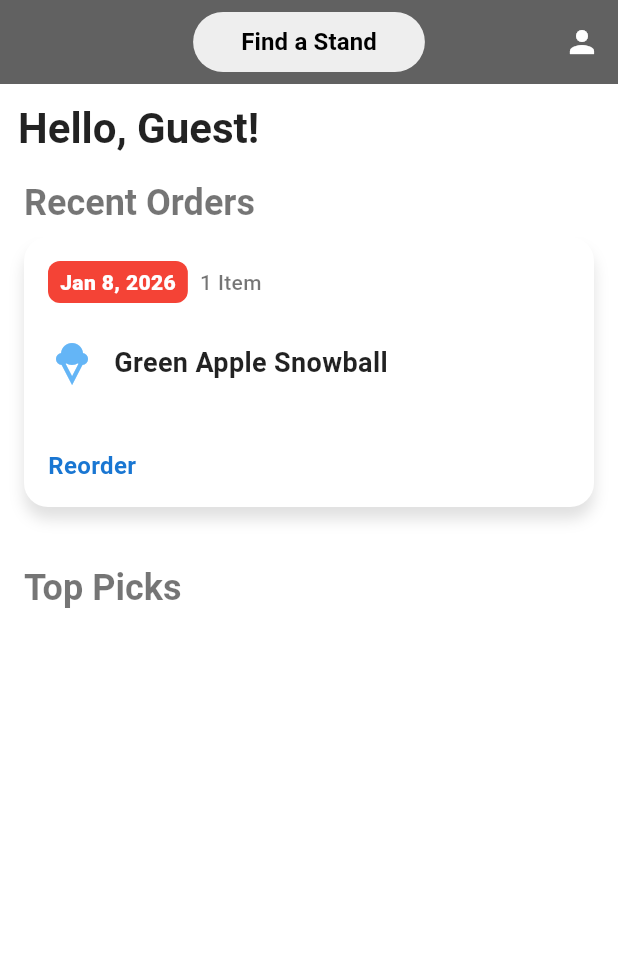
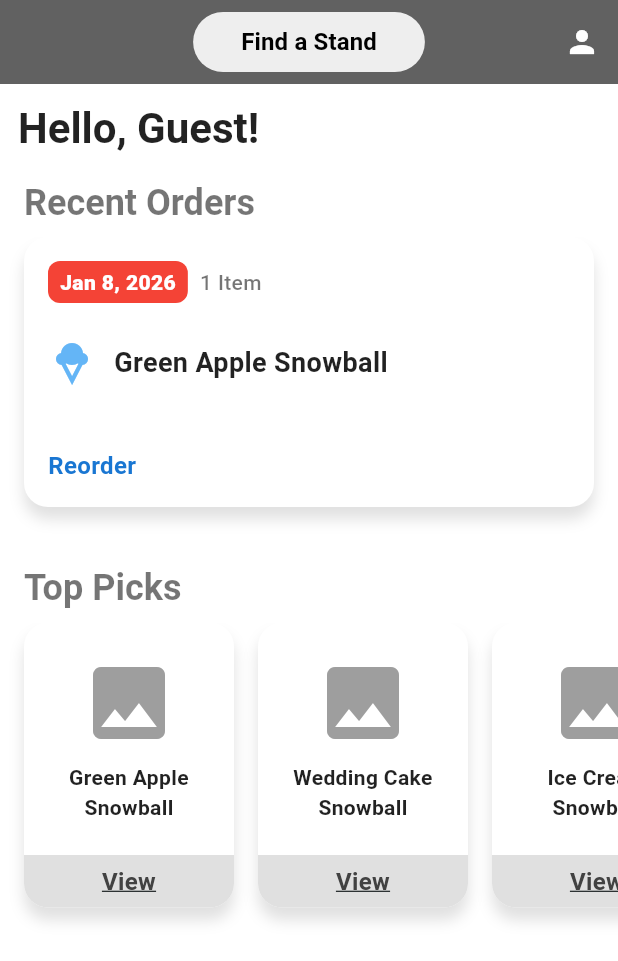
Before and after one commit to Dustin-Branch/GeauxSnow, a Flutter app: the screen it shows after launch, on a phone screen of 412 x 824 dp. Shown: the top 961 px of the screen. Run offline on Flutter 3.47's test engine with Material 3 defaults, Android fonts, the phone set to English and light mode, and no system bars; accounts and stored records are empty.

Commit message:
feat: add top picks UI (#6)
Co-authored-by: dbranch <dbranch@envoc.com>

```diff
--- a/lib/home/home.dart
+++ b/lib/home/home.dart
@@ -1,9 +1,12 @@
 import 'package:flutter/material.dart';
 import 'package:geaux_snow/models/stand.dart';
 import 'package:geaux_snow/models/user.dart';
+import 'package:geaux_snow/models/product.dart';
 import 'package:provider/provider.dart';
 
 import 'recent_orders.dart';
+import 'top_picks.dart';
+import '../shared/horizontal_list_view.dart';
 
 import '../profile/profile.dart';
 import 'select_stand.dart';
@@ -98,6 +101,7 @@ class _HomePageState extends State<HomePage> {
               ),
             ),
             const RecentOrders(),
+            const TopPicks(),
           ],
         ),
       ),
--- a/lib/home/recent_orders.dart
+++ b/lib/home/recent_orders.dart
@@ -1,6 +1,7 @@
 import 'package:flutter/material.dart';
 import 'package:geaux_snow/home/recent_oder.dart';
 import 'package:geaux_snow/models/order.dart';
+import 'package:geaux_snow/models/product.dart';
 import 'package:geaux_snow/shared/horizontal_list_view.dart';
 
 class RecentOrders extends StatefulWidget {
@@ -52,13 +53,6 @@ class _RecentOrdersState extends State<RecentOrders> {
           items: _orders,
           itemBuilder: (context, order) => RecentOrder(order: order),
         ),
-        Padding(
-          padding: const EdgeInsets.symmetric(horizontal: 16.0, vertical: 8),
-          child: Text(
-            'Top Picks',
-            style: Theme.of(context).textTheme.headlineMedium,
-          ),
-        ),
       ],
     );
   }
--- /dev/null
+++ b/lib/home/top_pick.dart
@@ -0,0 +1,77 @@
+import 'package:flutter/material.dart';
+import 'package:geaux_snow/models/product.dart';
+
+class TopPick extends StatelessWidget {
+  final ProductDto product;
+
+  const TopPick({super.key, required this.product});
+
+  @override
+  Widget build(BuildContext context) {
+    return Container(
+      decoration: BoxDecoration(
+        color: Colors.white,
+        borderRadius: BorderRadius.circular(16),
+        boxShadow: [
+          BoxShadow(
+            color: Colors.black12,
+            blurRadius: 8,
+            offset: const Offset(0, 8),
+          ),
+        ],
+      ),
+      child: Column(
+        children: [
+          Expanded(
+            child: Padding(
+              padding: const EdgeInsets.all(16.0),
+              child: Column(
+                mainAxisAlignment: MainAxisAlignment.center,
+                children: [
+                  Icon(Icons.image, size: 64, color: Colors.grey),
+                  const SizedBox(height: 8),
+                  Text(
+                    product.name,
+                    style: const TextStyle(
+                      fontSize: 14,
+                      fontWeight: FontWeight.bold,
+                      color: Colors.black87,
+                    ),
+                    textAlign: TextAlign.center,
+                    maxLines: 2,
+                    overflow: TextOverflow.ellipsis,
+                  ),
+                ],
+              ),
+            ),
+          ),
+          Container(
+            width: double.infinity,
+            height: 35,
+            decoration: BoxDecoration(
+              color: Colors.grey.shade300,
+              borderRadius: BorderRadius.only(
+                bottomLeft: Radius.circular(16),
+                bottomRight: Radius.circular(16),
+              ),
+            ),
+            child: Center(
+              child: Padding(
+                padding: const EdgeInsets.only(top: 6, bottom: 6),
+                child: Text(
+                  'View',
+                  style: TextStyle(
+                    color: Colors.grey.shade800,
+                    fontWeight: FontWeight.bold,
+                    decoration: TextDecoration.underline,
+                  ),
+                  textAlign: TextAlign.center,
+                ),
+              ),
+            ),
+          ),
+        ],
+      ),
+    );
+  }
+}
--- /dev/null
+++ b/lib/home/top_picks.dart
@@ -0,0 +1,50 @@
+import 'package:flutter/material.dart';
+import 'package:geaux_snow/models/product.dart';
+import 'package:geaux_snow/shared/horizontal_list_view.dart';
+import 'top_pick.dart';
+
+class TopPicks extends StatefulWidget {
+  const TopPicks({super.key});
+
+  @override
+  State<TopPicks> createState() => _TopPicksState();
+}
+
+class _TopPicksState extends State<TopPicks> {
+  late List<ProductDto> _products;
+
+  @override
+  void initState() {
+    super.initState();
+    //TODO: dummy products - replace with data fetching
+    _products = [
+      ProductDto(id: 1, name: 'Green Apple Snowball'),
+      ProductDto(id: 2, name: 'Wedding Cake Snowball'),
+      ProductDto(id: 3, name: 'Ice Cream Snowball'),
+      ProductDto(id: 4, name: 'Strawberry Snowball'),
+      ProductDto(id: 5, name: 'Lemon Snowball'),
+    ];
+  }
+
+  @override
+  Widget build(BuildContext context) {
+    return Column(
+      crossAxisAlignment: CrossAxisAlignment.start,
+      children: [
+        Padding(
+          padding: const EdgeInsets.symmetric(horizontal: 16.0, vertical: 8),
+          child: Text(
+            'Top Picks',
+            style: Theme.of(context).textTheme.headlineMedium,
+          ),
+        ),
+        HorizontalListView<ProductDto>(
+          items: _products,
+          itemBuilder: (context, product) => TopPick(product: product),
+          itemWidth: 140,
+          height: 220,
+        ),
+      ],
+    );
+  }
+}
--- a/lib/models/order.dart
+++ b/lib/models/order.dart
@@ -1,3 +1,5 @@
+import 'package:geaux_snow/models/product.dart';
+
 class OrderDto {
   final String id;
   final DateTime createdAt;
@@ -5,10 +7,3 @@ class OrderDto {
 
   OrderDto({required this.id, required this.createdAt, this.products});
 }
-
-class ProductDto {
-  final int id;
-  final String name;
-
-  ProductDto({required this.id, required this.name});
-}
--- /dev/null
+++ b/lib/models/product.dart
@@ -0,0 +1,6 @@
+class ProductDto {
+  final int id;
+  final String name;
+
+  ProductDto({required this.id, required this.name});
+}
```
